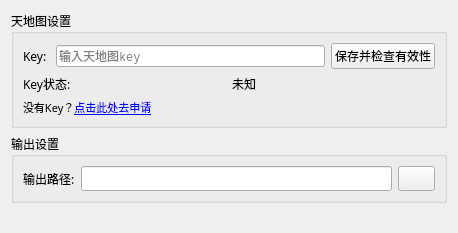
Old version of the form ui/setting_style.ui in the repository zou-mono/renderUP.
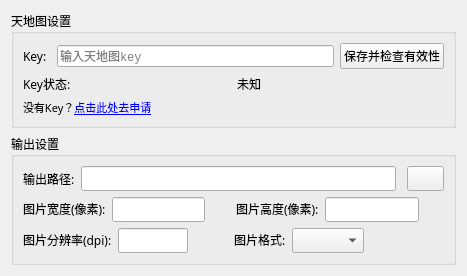
New version of the form. Icons and pictures are not drawn. Custom widgets are drawn as their Qt base class.

Commit message: 增加width,height,resolution,format参数.

```diff
--- a/ui/setting_style.ui
+++ b/ui/setting_style.ui
@@ -6,14 +6,20 @@
    <rect>
     <x>0</x>
     <y>0</y>
-    <width>458</width>
-    <height>233</height>
+    <width>467</width>
+    <height>268</height>
    </rect>
   </property>
+  <property name="sizePolicy">
+   <sizepolicy hsizetype="Preferred" vsizetype="Preferred">
+    <horstretch>0</horstretch>
+    <verstretch>0</verstretch>
+   </sizepolicy>
+  </property>
   <property name="windowTitle">
    <string>设置</string>
   </property>
-  <layout class="QHBoxLayout" name="horizontalLayout_5">
+  <layout class="QHBoxLayout" name="horizontalLayout_11">
    <item>
     <layout class="QVBoxLayout" name="verticalLayout">
      <item>
@@ -121,6 +127,22 @@
           <item>
            <widget class="QLineEdit" name="mlineEdit_outpath"/>
           </item>
+          <item>
+           <spacer name="horizontalSpacer_3">
+            <property name="orientation">
+             <enum>Qt::Horizontal</enum>
+            </property>
+            <property name="sizeType">
+             <enum>QSizePolicy::Fixed</enum>
+            </property>
+            <property name="sizeHint" stdset="0">
+             <size>
+              <width>5</width>
+              <height>20</height>
+             </size>
+            </property>
+           </spacer>
+          </item>
           <item>
            <widget class="QPushButton" name="btn_select_file">
             <property name="sizePolicy">
@@ -140,22 +162,162 @@
           </item>
          </layout>
         </item>
+        <item>
+         <layout class="QHBoxLayout" name="horizontalLayout_9">
+          <item>
+           <layout class="QHBoxLayout" name="horizontalLayout_5">
+            <item>
+             <widget class="QLabel" name="label_5">
+              <property name="sizePolicy">
+               <sizepolicy hsizetype="Preferred" vsizetype="Fixed">
+                <horstretch>0</horstretch>
+                <verstretch>0</verstretch>
+               </sizepolicy>
+              </property>
+              <property name="text">
+               <string>图片宽度(像素):</string>
+              </property>
+             </widget>
+            </item>
+            <item>
+             <widget class="QLineEdit" name="txt_width"/>
+            </item>
+           </layout>
+          </item>
+          <item>
+           <spacer name="horizontalSpacer">
+            <property name="orientation">
+             <enum>Qt::Horizontal</enum>
+            </property>
+            <property name="sizeHint" stdset="0">
+             <size>
+              <width>40</width>
+              <height>20</height>
+             </size>
+            </property>
+           </spacer>
+          </item>
+          <item>
+           <layout class="QHBoxLayout" name="horizontalLayout_6">
+            <item>
+             <widget class="QLabel" name="label_6">
+              <property name="sizePolicy">
+               <sizepolicy hsizetype="Preferred" vsizetype="Fixed">
+                <horstretch>0</horstretch>
+                <verstretch>0</verstretch>
+               </sizepolicy>
+              </property>
+              <property name="text">
+               <string>图片高度(像素):</string>
+              </property>
+             </widget>
+            </item>
+            <item>
+             <widget class="QLineEdit" name="txt_height"/>
+            </item>
+           </layout>
+          </item>
+          <item>
+           <spacer name="horizontalSpacer_5">
+            <property name="orientation">
+             <enum>Qt::Horizontal</enum>
+            </property>
+            <property name="sizeHint" stdset="0">
+             <size>
+              <width>40</width>
+              <height>20</height>
+             </size>
+            </property>
+           </spacer>
+          </item>
+         </layout>
+        </item>
+        <item>
+         <layout class="QHBoxLayout" name="horizontalLayout_10">
+          <item>
+           <layout class="QHBoxLayout" name="horizontalLayout_7">
+            <item>
+             <widget class="QLabel" name="label_7">
+              <property name="sizePolicy">
+               <sizepolicy hsizetype="Preferred" vsizetype="Fixed">
+                <horstretch>0</horstretch>
+                <verstretch>0</verstretch>
+               </sizepolicy>
+              </property>
+              <property name="text">
+               <string>图片分辨率(dpi):</string>
+              </property>
+             </widget>
+            </item>
+            <item>
+             <widget class="QLineEdit" name="txt_resolution">
+              <property name="sizePolicy">
+               <sizepolicy hsizetype="Preferred" vsizetype="Fixed">
+                <horstretch>0</horstretch>
+                <verstretch>0</verstretch>
+               </sizepolicy>
+              </property>
+             </widget>
+            </item>
+           </layout>
+          </item>
+          <item>
+           <spacer name="horizontalSpacer_2">
+            <property name="orientation">
+             <enum>Qt::Horizontal</enum>
+            </property>
+            <property name="sizeType">
+             <enum>QSizePolicy::Fixed</enum>
+            </property>
+            <property name="sizeHint" stdset="0">
+             <size>
+              <width>40</width>
+              <height>20</height>
+             </size>
+            </property>
+           </spacer>
+          </item>
+          <item>
+           <layout class="QHBoxLayout" name="horizontalLayout_8">
+            <item>
+             <widget class="QLabel" name="label_8">
+              <property name="sizePolicy">
+               <sizepolicy hsizetype="Preferred" vsizetype="Fixed">
+                <horstretch>0</horstretch>
+                <verstretch>0</verstretch>
+               </sizepolicy>
+              </property>
+              <property name="text">
+               <string>图片格式:</string>
+              </property>
+             </widget>
+            </item>
+            <item>
+             <widget class="QComboBox" name="cmb_format"/>
+            </item>
+            <item>
+             <spacer name="horizontalSpacer_4">
+              <property name="orientation">
+               <enum>Qt::Horizontal</enum>
+              </property>
+              <property name="sizeType">
+               <enum>QSizePolicy::Fixed</enum>
+              </property>
+              <property name="sizeHint" stdset="0">
+               <size>
+                <width>80</width>
+                <height>20</height>
+               </size>
+              </property>
+             </spacer>
+            </item>
+           </layout>
+          </item>
+         </layout>
+        </item>
        </layout>
       </widget>
      </item>
-     <item>
-      <spacer name="verticalSpacer">
-       <property name="orientation">
-        <enum>Qt::Vertical</enum>
-       </property>
-       <property name="sizeHint" stdset="0">
-        <size>
-         <width>20</width>
-         <height>40</height>
-        </size>
-       </property>
-      </spacer>
-     </item>
     </layout>
    </item>
   </layout>
```
The commit also changes 9 other files.
